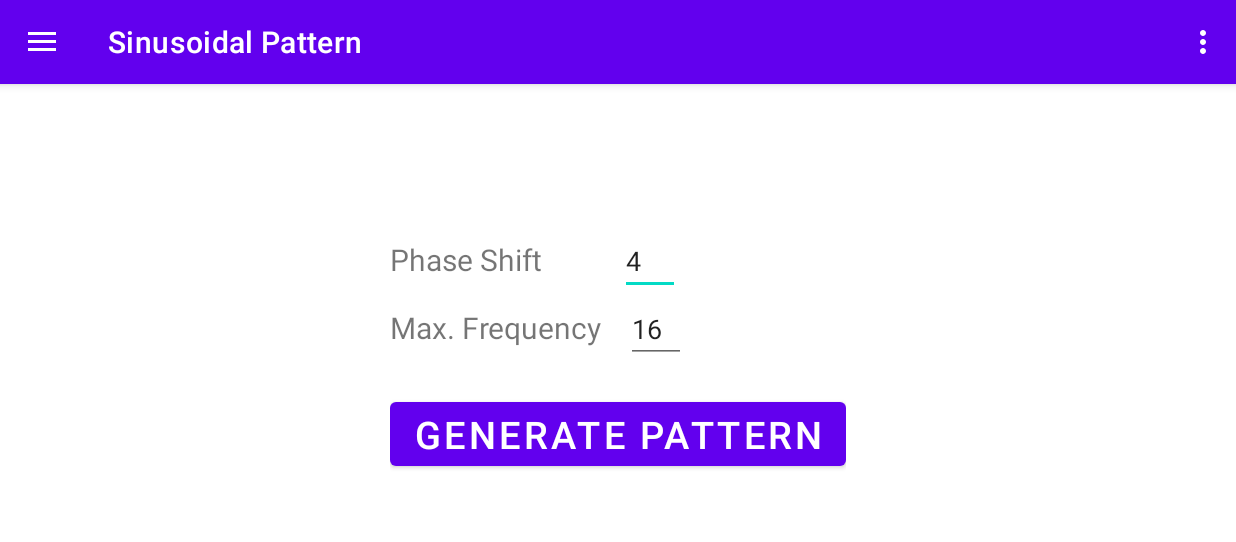
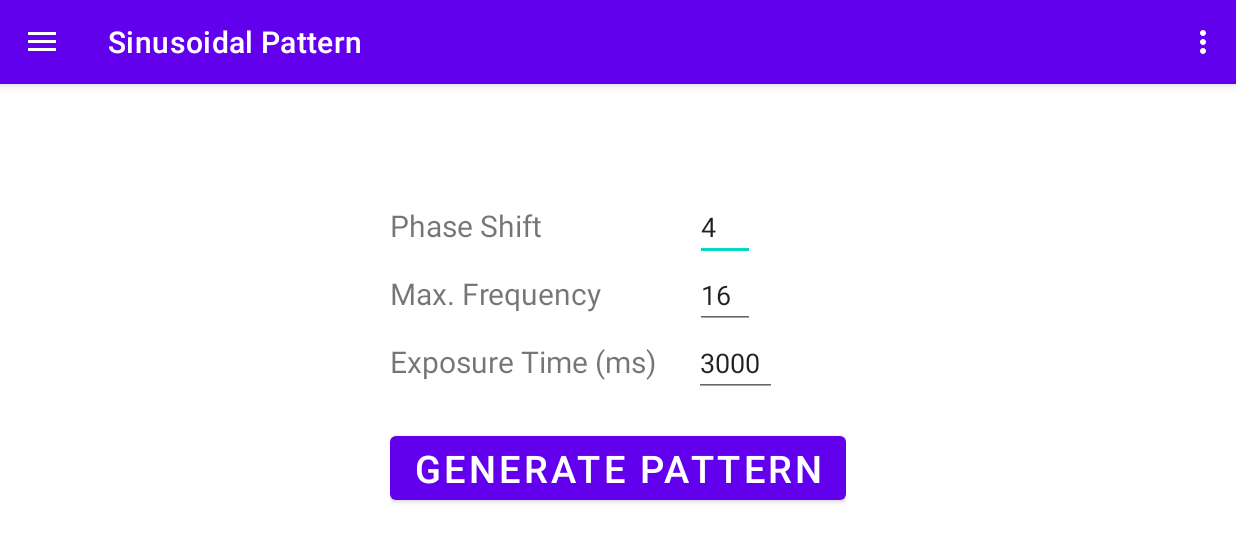
Before and after one commit to cjw531/deflectometry_display_android, an Android app: the screen it shows after launch (MainActivity), in the side drawer, after a tap on "Sinusoidal Pattern", on a phone screen of 824 x 412 dp (held sideways). Shown: the top 542 px of the screen. Run offline under Robolectric (Android 15) with nearby library versions, the phone set to English and light mode, and no system bars; our stand-ins replace navigation-ui.

Commit message:
exposure time ui edittext added; sinusoid bitmap generation runtime enhanced

```diff
--- a/app/src/main/res/layout/fragment_sinusoid.xml
+++ b/app/src/main/res/layout/fragment_sinusoid.xml
@@ -25,7 +25,7 @@
                 android:layout_height="wrap_content"
                 android:text="Phase Shift"
                 android:textSize="20sp"
-                android:paddingEnd="52dp" />
+                android:paddingEnd="102dp" />
 
             <EditText
                 android:id="@+id/input_nph"
@@ -46,7 +46,7 @@
                 android:layout_height="wrap_content"
                 android:text="Max. Frequency"
                 android:textSize="20sp"
-                android:paddingEnd="16dp" />
+                android:paddingEnd="62dp" />
 
             <EditText
                 android:id="@+id/input_max_frequency"
@@ -54,6 +54,27 @@
                 android:layout_height="wrap_content"
                 android:inputType="number"
                 android:text="16" />
+
+        </androidx.appcompat.widget.LinearLayoutCompat>
+
+        <androidx.appcompat.widget.LinearLayoutCompat
+            android:layout_width="wrap_content"
+            android:layout_height="wrap_content"
+            android:orientation="horizontal">
+
+            <TextView
+                android:layout_width="wrap_content"
+                android:layout_height="wrap_content"
+                android:text="Exposure Time (ms)"
+                android:textSize="20sp"
+                android:paddingEnd="25dp" />
+
+            <EditText
+                android:id="@+id/input_exposure_time"
+                android:layout_width="55dp"
+                android:layout_height="wrap_content"
+                android:inputType="number"
+                android:text="3000" />
 
         </androidx.appcompat.widget.LinearLayoutCompat>
 
```
Also changed, not shown: app/src/main/java/com/example/deflectometrydisplay/ui/sinusoid/SinusoidPattern.java (+65 -15 lines).
